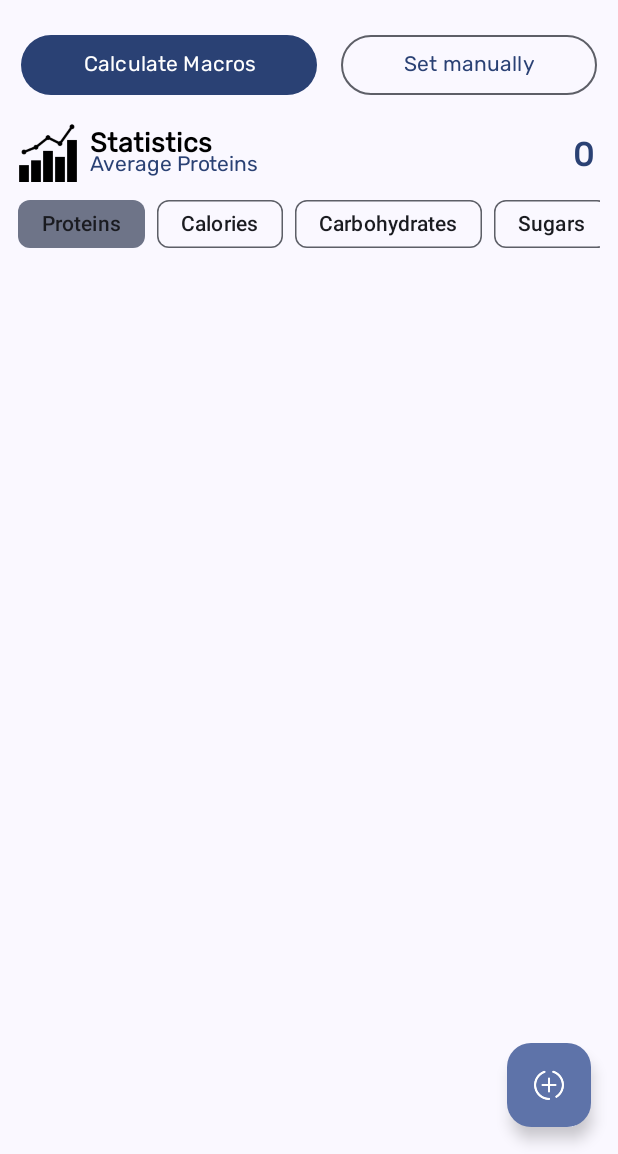
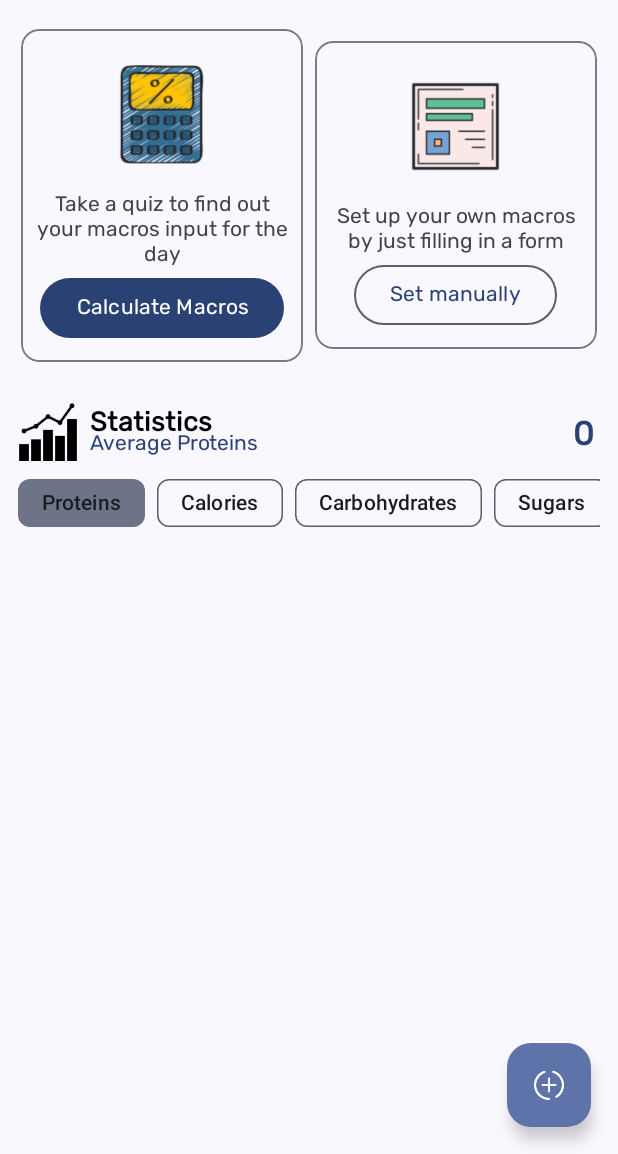
Before and after one commit to AleksandarTheGreat/Nutrition, an Android app: the FragmentAllDays screen opened directly, with no data from a screen before it, on a phone screen of 412 x 824 dp, the part 82-1236 px from its top. Run offline under Robolectric (Android 15) with nearby library versions, the phone set to English and light mode, and no system bars.

Commit message:
A lot of UI changes done

```diff
--- a/app/src/main/res/layout/fragment_all_days.xml
+++ b/app/src/main/res/layout/fragment_all_days.xml
@@ -50,33 +50,101 @@
 
         </RelativeLayout>
 
-
         <LinearLayout
             android:layout_width="match_parent"
             android:layout_height="wrap_content"
-            android:layout_marginBottom="12dp"
+            android:layout_marginBottom="24dp"
             android:layout_marginHorizontal="4dp"
             android:orientation="horizontal"
             android:gravity="center"
             android:padding="2dp">
+
+            <com.google.android.material.card.MaterialCardView
+                android:layout_width="match_parent"
+                android:layout_height="wrap_content"
+                android:layout_weight="1"
+                android:layout_marginStart="8dp"
+                android:layout_marginEnd="4dp">
+
+                <LinearLayout
+                    android:layout_width="match_parent"
+                    android:layout_height="match_parent"
+                    android:orientation="vertical"
+                    android:gravity="center"
+                    android:paddingVertical="12dp">
+
+                    <ImageView
+                        android:layout_height="90dp"
+                        android:layout_width="90dp"
+                        android:layout_marginBottom="4dp"
+                        android:padding="12dp"
+                        android:src="@drawable/ic_calculate_color"
+                        />
+
+                    <TextView
+                        android:layout_height="wrap_content"
+                        android:layout_width="wrap_content"
+                        android:layout_marginHorizontal="4dp"
+                        android:paddingHorizontal="4dp"
+                        android:text="Take a quiz to find out your macros input for the day"
+                        android:textAlignment="center"
+                        />
 
                     <Button
                         android:id="@+id/buttonCalculateMacros"
                         android:layout_width="wrap_content"
                         android:layout_height="wrap_content"
                         android:layout_marginHorizontal="8dp"
+                        android:text="Calculate Macros"/>
+
+                </LinearLayout>
+
+            </com.google.android.material.card.MaterialCardView>
+
+
+            <com.google.android.material.card.MaterialCardView
+                android:layout_width="match_parent"
+                android:layout_height="wrap_content"
                 android:layout_weight="1"
-                android:text="Calculate Macros"/>
+                android:layout_marginStart="4dp"
+                android:layout_marginEnd="8dp">
+
+                <LinearLayout
+                    android:layout_width="match_parent"
+                    android:layout_height="match_parent"
+                    android:orientation="vertical"
+                    android:gravity="center"
+                    android:paddingVertical="12dp"
+                    >
+
+                    <ImageView
+                        android:layout_height="90dp"
+                        android:layout_width="90dp"
+                        android:src="@drawable/ic_form_color"
+                        android:layout_marginBottom="4dp"
+                        />
+
+                    <TextView
+                        android:layout_height="wrap_content"
+                        android:layout_width="wrap_content"
+                        android:layout_marginHorizontal="4dp"
+                        android:paddingHorizontal="4dp"
+                        android:text="Set up your own macros by just filling in a form"
+                        android:textAlignment="center"
+                        />
 
                     <Button
                         android:id="@+id/buttonSetManually"
                         android:layout_width="wrap_content"
                         android:layout_height="wrap_content"
                         android:layout_marginHorizontal="8dp"
-                android:layout_weight="1"
                         android:text="Set manually"
                         style="@style/Widget.Material3.Button.OutlinedButton"
                         />
+
+                </LinearLayout>
+
+            </com.google.android.material.card.MaterialCardView>
 
         </LinearLayout>
 
```
Also changed, not shown: app/src/main/java/com/example/nutrition/Helper/HelperFragmentADay.java (+12 -4 lines), app/src/main/res/layout/fragment_a_day.xml (+4 -12 lines), app/src/main/res/layout/fragment_main_days.xml (+14 -6 lines), app/src/main/res/drawable/ic_calculate_color.png (added), app/src/main/res/drawable/ic_form_color.png (added). Lines whose indentation alone changed are shown as unchanged.
